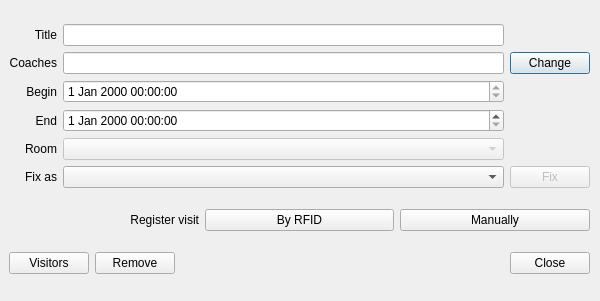
Above: qt/manager/uis/dlg_event_info.ui from mabragor/foobar before the change. Below: the same form after it.
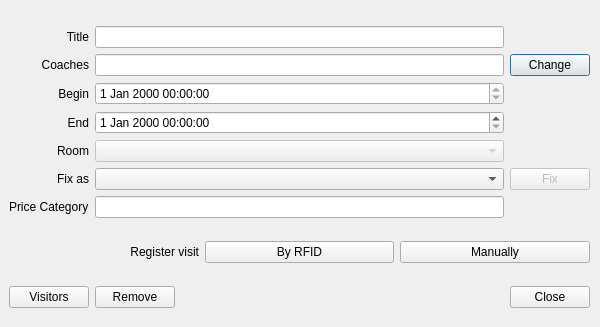
That is the form after the change.

Commit message: Bug #128: Show price category on event dialog.

```diff
--- a/qt/manager/uis/dlg_event_info.ui
+++ b/qt/manager/uis/dlg_event_info.ui
@@ -10,7 +10,7 @@
     <x>0</x>
     <y>0</y>
     <width>600</width>
-    <height>301</height>
+    <height>327</height>
    </rect>
   </property>
   <property name="windowTitle">
@@ -22,10 +22,10 @@
      <x>9</x>
      <y>9</y>
      <width>581</width>
-     <height>282</height>
+     <height>317</height>
     </rect>
    </property>
-   <layout class="QVBoxLayout" name="verticalLayout" stretch="6,1,1">
+   <layout class="QVBoxLayout" name="verticalLayout" stretch="7,1,1">
     <item>
      <layout class="QGridLayout" name="gridLayout">
       <property name="sizeConstraint">
@@ -146,6 +146,16 @@
       <item row="3" column="1">
        <widget class="QDateTimeEdit" name="editEnd"/>
       </item>
+      <item row="6" column="0">
+       <widget class="QLabel" name="label">
+        <property name="text">
+         <string>Price Category</string>
+        </property>
+       </widget>
+      </item>
+      <item row="6" column="1">
+       <widget class="QLineEdit" name="editPriceCategory"/>
+      </item>
      </layout>
     </item>
     <item>
```
The commit also changes 1 other file.
